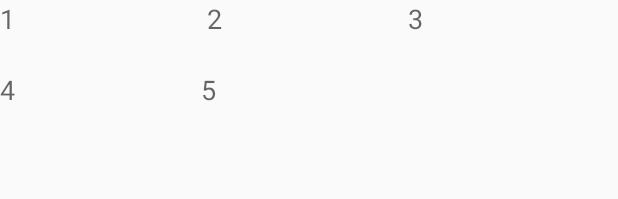
After one commit to SunnerLi/Gerli, an Android app: the layout query_list_account.xml on its own in the app's theme, with its tools: preview values and no code run, on a phone screen of 412 x 824 dp. The commit adds this screen. Shown: the top 199 px of the screen. Run offline under Robolectric (Android 15) with nearby library versions, the phone set to English and light mode, and no system bars.

Commit message:
add sqlite demo with UI

```diff
--- a/GerliDatabase/GerliSQLiteDemo/app/src/main/AndroidManifest.xml
+++ b/GerliDatabase/GerliSQLiteDemo/app/src/main/AndroidManifest.xml
@@ -9,15 +9,15 @@
         android:supportsRtl="true"
         android:theme="@style/AppTheme">
         <activity android:name=".MainActivity">
+
+        </activity>
+        <activity android:name=".Main2Activity">
             <intent-filter>
                 <action android:name="android.intent.action.MAIN" />
 
                 <category android:name="android.intent.category.LAUNCHER" />
             </intent-filter>
         </activity>
-        <activity android:name=".Main2Activity">
-
-        </activity>
     </application>
 
 </manifest>
--- a/GerliDatabase/GerliSQLiteDemo/app/src/main/java/com/gerli/handsomeboy/gerlisqlitedemo/MainActivity.java
+++ b/GerliDatabase/GerliSQLiteDemo/app/src/main/java/com/gerli/handsomeboy/gerlisqlitedemo/MainActivity.java
@@ -18,6 +18,8 @@ public class MainActivity extends AppCompatActivity {
 
     SQLiteDB myDB;
     SQLiteDatabase db;
+
+    DatabaseManger db_m;
 
     //TextView
     TextView nameTextView;
@@ -83,9 +85,7 @@ public class MainActivity extends AppCompatActivity {
         cancelButton.setOnClickListener(new View.OnClickListener() {
             @Override
             public void onClick(View v) {
-                Intent intent = new Intent();
-                intent.setClass(MainActivity.this, Main2Activity.class);
-                startActivity(intent);
+                MainActivity.this.finish();
             }
         });
     }
--- /dev/null
+++ b/GerliDatabase/GerliSQLiteDemo/app/src/main/res/layout/query_list_account.xml
@@ -0,0 +1,65 @@
+<?xml version="1.0" encoding="utf-8"?>
+<LinearLayout xmlns:android="http://schemas.android.com/apk/res/android"
+    android:orientation="horizontal" android:layout_width="match_parent"
+    android:layout_height="match_parent"
+    android:weightSum="1">
+
+    <LinearLayout
+        android:orientation="vertical"
+        android:layout_width="match_parent"
+        android:layout_height="wrap_content">
+
+        <LinearLayout
+            android:orientation="horizontal"
+            android:layout_width="match_parent"
+            android:layout_height="47dp"
+            android:weightSum="1">
+
+            <TextView
+                android:layout_width="76dp"
+                android:layout_height="175dp"
+                android:textAppearance="?android:attr/textAppearanceMedium"
+                android:id="@+id/textView"
+                android:text="1"
+                android:layout_weight="0.47" />
+
+            <TextView
+                android:layout_width="80dp"
+                android:layout_height="match_parent"
+                android:textAppearance="?android:attr/textAppearanceMedium"
+                android:id="@+id/textView2"
+                android:text="2"
+                android:layout_weight="0.41" />
+
+            <TextView
+                android:layout_width="124dp"
+                android:layout_height="188dp"
+                android:textAppearance="?android:attr/textAppearanceMedium"
+                android:id="@+id/textView3"
+                android:text="3" />
+
+        </LinearLayout>
+
+        <LinearLayout
+            android:orientation="horizontal"
+            android:layout_width="match_parent"
+            android:layout_height="65dp">
+
+            <TextView
+                android:layout_width="134dp"
+                android:layout_height="match_parent"
+                android:textAppearance="?android:attr/textAppearanceMedium"
+                android:id="@+id/textView4"
+                android:text="4" />
+
+            <TextView
+                android:layout_width="match_parent"
+                android:layout_height="match_parent"
+                android:textAppearance="?android:attr/textAppearanceMedium"
+                android:id="@+id/textView5"
+                android:text="5" />
+        </LinearLayout>
+    </LinearLayout>
+
+
+</LinearLayout>
```
Also changed, not shown: GerliDatabase/GerliSQLiteDemo/app/src/main/java/com/gerli/handsomeboy/gerlisqlitedemo/Main2Activity.java (+66 -3 lines), GerliDatabase/GerliSQLiteDemo/app/src/main/java/com/gerli/handsomeboy/gerlisqlitedemo/SQLiteDB.java (+19 -0 lines), GerliDatabase/GerliSQLiteDemo/app/src/main/res/layout/activity_main2.xml (+27 -4 lines).
